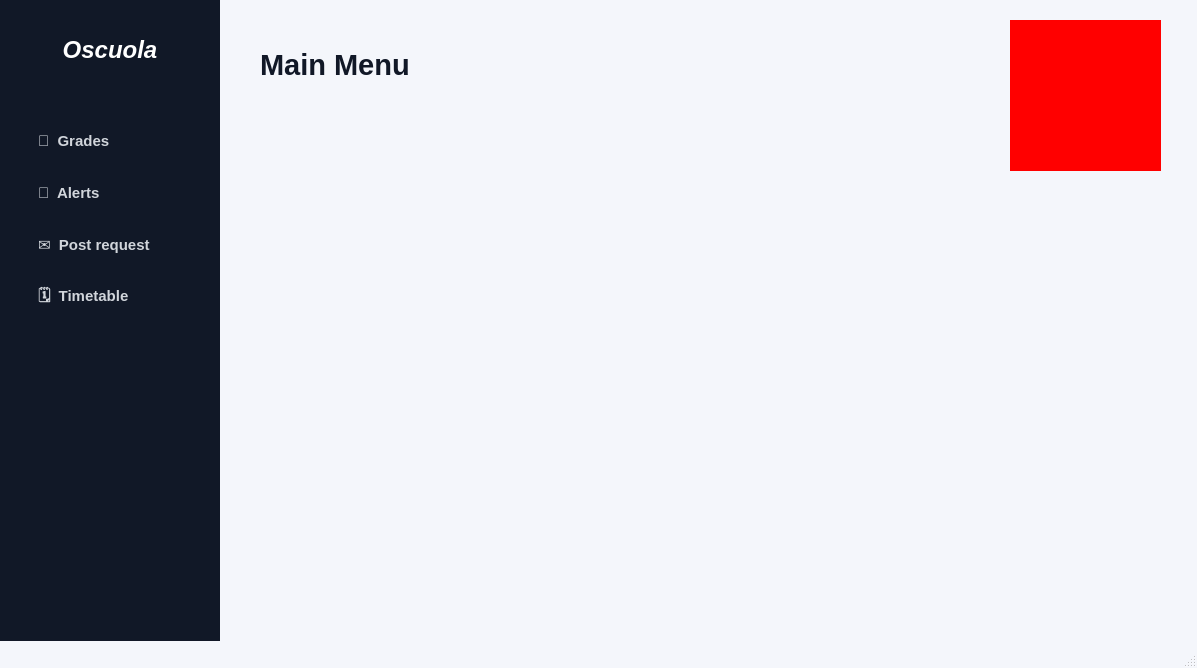
mohamed-adhd/Oscuola, file Oscuola/mainwindow.ui: the form before one commit.
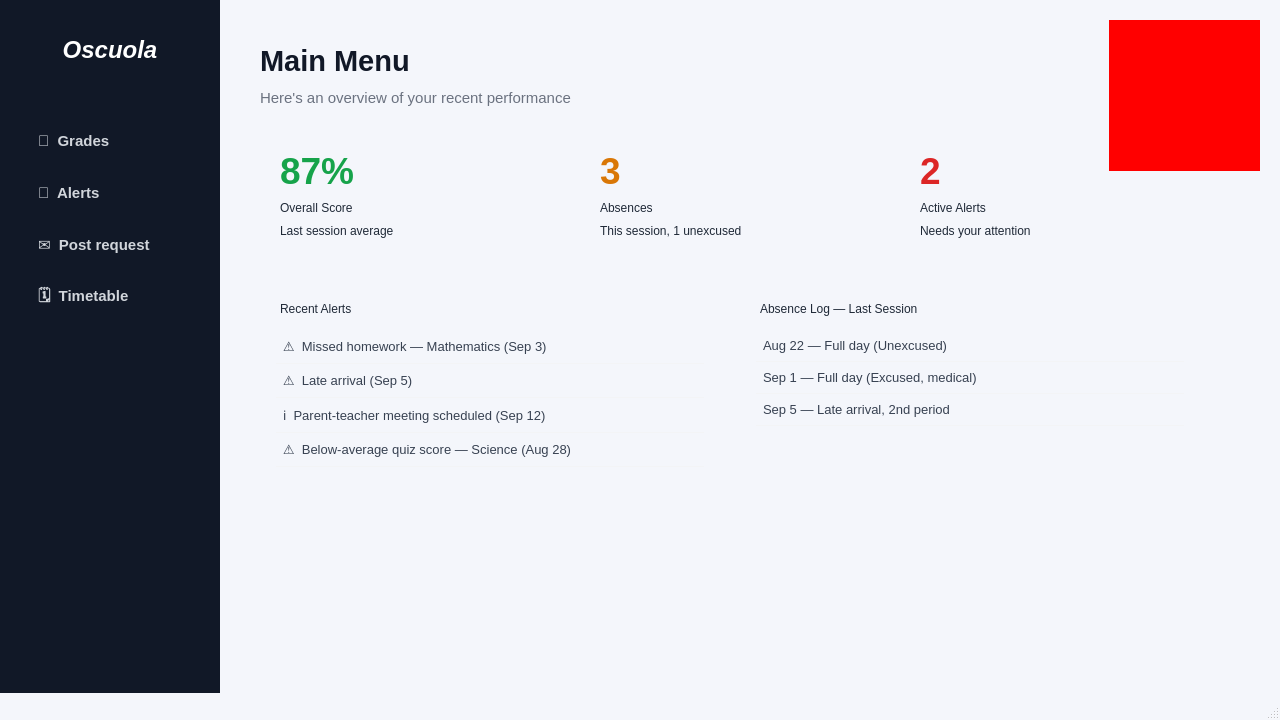
The form after the commit. The open tabs and pages were chosen to show the change.

Commit message: ui update for student side

The edit to the form file:
```diff
--- a/Oscuola/mainwindow.ui
+++ b/Oscuola/mainwindow.ui
@@ -6,8 +6,8 @@
    <rect>
     <x>0</x>
     <y>0</y>
-    <width>1197</width>
-    <height>668</height>
+    <width>1280</width>
+    <height>720</height>
    </rect>
   </property>
   <property name="windowTitle">
@@ -103,7 +103,7 @@
     color: #4338CA;
 }
 
-/* ---------- Alerts ---------- */
+/* ---------- Alerts (auth forms) ---------- */
 QLabel#login_alert, QLabel#reg_alert {
     color: #DC2626;
     font-size: 10pt;
@@ -144,6 +144,61 @@
     color: #6B7280;
     font-size: 11pt;
 }
+
+/* ---------- Dashboard summary cards ---------- */
+QFrame#dash_card {
+    background-color: #FFFFFF;
+    border-radius: 14px;
+    border: 1px solid #E5E9F2;
+}
+QLabel#dash_value_score {
+    font-size: 28pt;
+    font-weight: 800;
+    color: #16A34A;
+}
+QLabel#dash_value_absences {
+    font-size: 28pt;
+    font-weight: 800;
+    color: #D97706;
+}
+QLabel#dash_value_alerts {
+    font-size: 28pt;
+    font-weight: 800;
+    color: #DC2626;
+}
+QLabel#dash_label {
+    font-size: 10pt;
+    color: #6B7280;
+    font-weight: 600;
+}
+QLabel#dash_sub {
+    font-size: 8pt;
+    color: #9CA3AF;
+    font-weight: 500;
+}
+
+/* ---------- Dashboard detail panels ---------- */
+QFrame#panel {
+    background-color: #FFFFFF;
+    border-radius: 14px;
+    border: 1px solid #E5E9F2;
+}
+QLabel#panel_title {
+    font-size: 13pt;
+    font-weight: 700;
+    color: #111827;
+}
+QListWidget#alerts_list, QListWidget#absence_list {
+    border: none;
+    background-color: transparent;
+    font-size: 10pt;
+    color: #374151;
+    outline: 0;
+}
+QListWidget#alerts_list::item, QListWidget#absence_list::item {
+    padding: 8px 4px;
+    border-bottom: 1px solid #F3F4F6;
+}
 </string>
   </property>
   <widget class="QWidget" name="centralwidget">
@@ -152,8 +207,8 @@
      <rect>
       <x>0</x>
       <y>0</y>
-      <width>1197</width>
-      <height>641</height>
+      <width>1280</width>
+      <height>693</height>
      </rect>
     </property>
     <widget class="QWidget" name="login">
@@ -506,7 +561,7 @@
         <x>0</x>
         <y>0</y>
         <width>220</width>
-        <height>641</height>
+        <height>693</height>
        </rect>
       </property>
       <widget class="QLabel" name="sidebar_title">
@@ -594,7 +649,7 @@
       <property name="geometry">
        <rect>
         <x>260</x>
-        <y>40</y>
+        <y>36</y>
         <width>500</width>
         <height>50</height>
        </rect>
@@ -603,10 +658,23 @@
        <string>Main Menu</string>
       </property>
      </widget>
+     <widget class="QLabel" name="label_10">
+      <property name="geometry">
+       <rect>
+        <x>260</x>
+        <y>86</y>
+        <width>600</width>
+        <height>24</height>
+       </rect>
+      </property>
+      <property name="text">
+       <string>Here's an overview of your recent performance</string>
+      </property>
+     </widget>
      <widget class="QLabel" name="pfp">
       <property name="geometry">
        <rect>
-        <x>1010</x>
+        <x>1109</x>
         <y>20</y>
         <width>151</width>
         <height>151</height>
@@ -619,6 +687,289 @@
        <string/>
       </property>
      </widget>
+
+     <!-- ===== Dashboard: summary cards ===== -->
+     <widget class="QFrame" name="dash_card_score">
+      <property name="geometry">
+       <rect>
+        <x>260</x>
+        <y>130</y>
+        <width>300</width>
+        <height>130</height>
+       </rect>
+      </property>
+      <property name="objectName" stdset="0">
+       <string notr="true">dash_card</string>
+      </property>
+      <widget class="QLabel" name="dash_value_score">
+       <property name="geometry">
+        <rect>
+         <x>20</x>
+         <y>16</y>
+         <width>260</width>
+         <height>50</height>
+        </rect>
+       </property>
+       <property name="text">
+        <string>87%</string>
+       </property>
+      </widget>
+      <widget class="QLabel" name="dash_label_score">
+       <property name="geometry">
+        <rect>
+         <x>20</x>
+         <y>68</y>
+         <width>260</width>
+         <height>20</height>
+        </rect>
+       </property>
+       <property name="text">
+        <string>Overall Score</string>
+       </property>
+      </widget>
+      <widget class="QLabel" name="dash_sub_score">
+       <property name="geometry">
+        <rect>
+         <x>20</x>
+         <y>92</y>
+         <width>260</width>
+         <height>18</height>
+        </rect>
+       </property>
+       <property name="text">
+        <string>Last session average</string>
+       </property>
+      </widget>
+     </widget>
+
+     <widget class="QFrame" name="dash_card_absences">
+      <property name="geometry">
+       <rect>
+        <x>580</x>
+        <y>130</y>
+        <width>300</width>
+        <height>130</height>
+       </rect>
+      </property>
+      <property name="objectName" stdset="0">
+       <string notr="true">dash_card</string>
+      </property>
+      <widget class="QLabel" name="dash_value_absences">
+       <property name="geometry">
+        <rect>
+         <x>20</x>
+         <y>16</y>
+         <width>260</width>
+         <height>50</height>
+        </rect>
+       </property>
+       <property name="text">
+        <string>3</string>
+       </property>
+      </widget>
+      <widget class="QLabel" name="dash_label_absences">
+       <property name="geometry">
+        <rect>
+         <x>20</x>
+         <y>68</y>
+         <width>260</width>
+         <height>20</height>
+        </rect>
+       </property>
+       <property name="text">
+        <string>Absences</string>
+       </property>
+      </widget>
+      <widget class="QLabel" name="dash_sub_absences">
+       <property name="geometry">
+        <rect>
+         <x>20</x>
+         <y>92</y>
+         <width>260</width>
+         <height>18</height>
+        </rect>
+       </property>
+       <property name="text">
+        <string>This session, 1 unexcused</string>
+       </property>
+      </widget>
+     </widget>
+
+     <widget class="QFrame" name="dash_card_alerts">
+      <property name="geometry">
+       <rect>
+        <x>900</x>
+        <y>130</y>
+        <width>300</width>
+        <height>130</height>
+       </rect>
+      </property>
+      <property name="objectName" stdset="0">
+       <string notr="true">dash_card</string>
+      </property>
+      <widget class="QLabel" name="dash_value_alerts">
+       <property name="geometry">
+        <rect>
+         <x>20</x>
+         <y>16</y>
+         <width>260</width>
+         <height>50</height>
+        </rect>
+       </property>
+       <property name="text">
+        <string>2</string>
+       </property>
+      </widget>
+      <widget class="QLabel" name="dash_label_alerts">
+       <property name="geometry">
+        <rect>
+         <x>20</x>
+         <y>68</y>
+         <width>260</width>
+         <height>20</height>
+        </rect>
+       </property>
+       <property name="text">
+        <string>Active Alerts</string>
+       </property>
+      </widget>
+      <widget class="QLabel" name="dash_sub_alerts">
+       <property name="geometry">
+        <rect>
+         <x>20</x>
+         <y>92</y>
+         <width>260</width>
+         <height>18</height>
+        </rect>
+       </property>
+       <property name="text">
+        <string>Needs your attention</string>
+       </property>
+      </widget>
+     </widget>
+
+     <!-- ===== Dashboard: recent alerts panel ===== -->
+     <widget class="QFrame" name="panel_alerts">
+      <property name="geometry">
+       <rect>
+        <x>260</x>
+        <y>280</y>
+        <width>460</width>
+        <height>340</height>
+       </rect>
+      </property>
+      <property name="objectName" stdset="0">
+       <string notr="true">panel</string>
+      </property>
+      <widget class="QLabel" name="panel_title_alerts">
+       <property name="geometry">
+        <rect>
+         <x>20</x>
+         <y>16</y>
+         <width>300</width>
+         <height>26</height>
+        </rect>
+       </property>
+       <property name="objectName" stdset="0">
+        <string notr="true">panel_title</string>
+       </property>
+       <property name="text">
+        <string>Recent Alerts</string>
+       </property>
+      </widget>
+      <widget class="QListWidget" name="alerts_list">
+       <property name="geometry">
+        <rect>
+         <x>16</x>
+         <y>50</y>
+         <width>428</width>
+         <height>274</height>
+        </rect>
+       </property>
+       <property name="frameShape">
+        <enum>QFrame::Shape::NoFrame</enum>
+       </property>
+       <item>
+        <property name="text">
+         <string>⚠️  Missed homework — Mathematics (Sep 3)</string>
+        </property>
+       </item>
+       <item>
+        <property name="text">
+         <string>⚠️  Late arrival (Sep 5)</string>
+        </property>
+       </item>
+       <item>
+        <property name="text">
+         <string>ℹ️  Parent-teacher meeting scheduled (Sep 12)</string>
+        </property>
+       </item>
+       <item>
+        <property name="text">
+         <string>⚠️  Below-average quiz score — Science (Aug 28)</string>
+        </property>
+       </item>
+      </widget>
+     </widget>
+
+     <!-- ===== Dashboard: absence log panel ===== -->
+     <widget class="QFrame" name="panel_absences">
+      <property name="geometry">
+       <rect>
+        <x>740</x>
+        <y>280</y>
+        <width>460</width>
+        <height>340</height>
+       </rect>
+      </property>
+      <property name="objectName" stdset="0">
+       <string notr="true">panel</string>
+      </property>
+      <widget class="QLabel" name="panel_title_absences">
+       <property name="geometry">
+        <rect>
+         <x>20</x>
+         <y>16</y>
+         <width>300</width>
+         <height>26</height>
+        </rect>
+       </property>
+       <property name="objectName" stdset="0">
+        <string notr="true">panel_title</string>
+       </property>
+       <property name="text">
+        <string>Absence Log — Last Session</string>
+       </property>
+      </widget>
+      <widget class="QListWidget" name="absence_list">
+       <property name="geometry">
+        <rect>
+         <x>16</x>
+         <y>50</y>
+         <width>428</width>
+         <height>274</height>
+        </rect>
+       </property>
+       <property name="frameShape">
+        <enum>QFrame::Shape::NoFrame</enum>
+       </property>
+       <item>
+        <property name="text">
+         <string>Aug 22 — Full day (Unexcused)</string>
+        </property>
+       </item>
+       <item>
+        <property name="text">
+         <string>Sep 1 — Full day (Excused, medical)</string>
+        </property>
+       </item>
+       <item>
+        <property name="text">
+         <string>Sep 5 — Late arrival, 2nd period</string>
+        </property>
+       </item>
+      </widget>
+     </widget>
     </widget>
    </widget>
   </widget>
```
Left out of the diff: 14 changed lines with no effect on the pictures.
